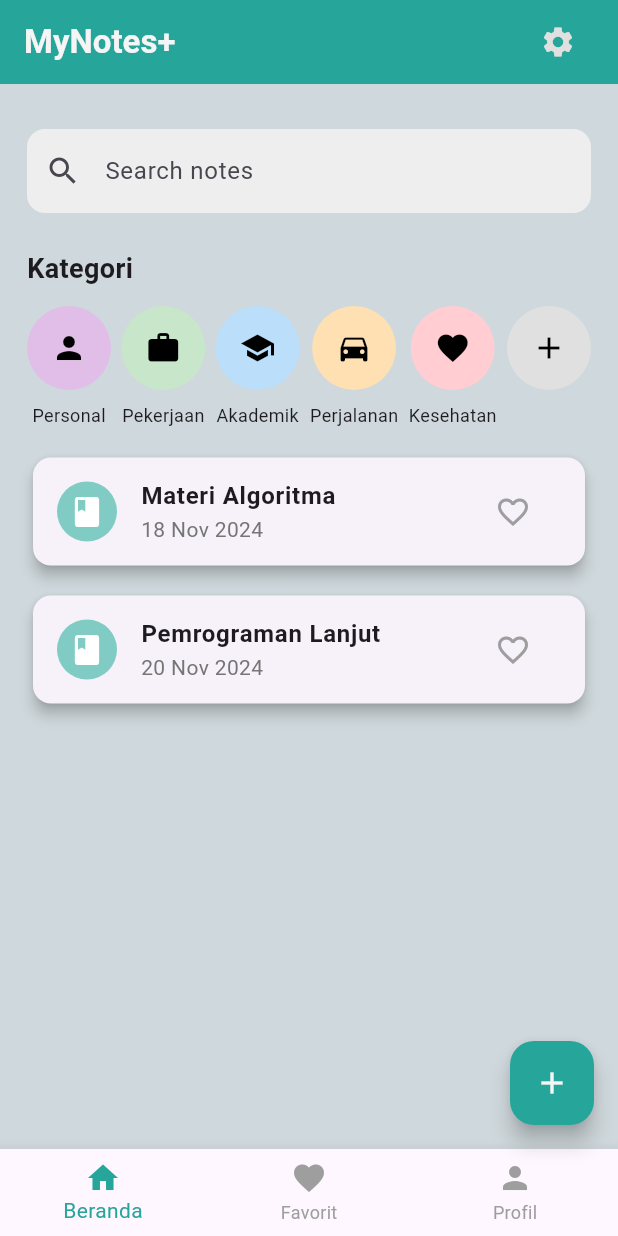
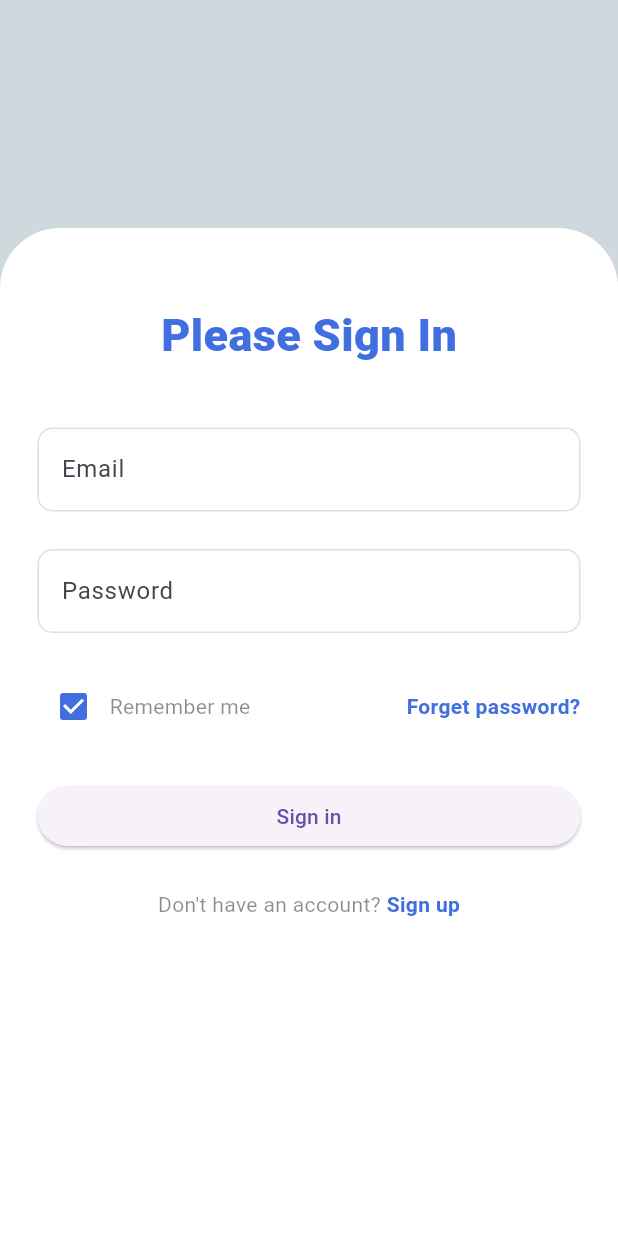
Before and after one commit to AwwaliyahAliyah/tekber-fp, a Flutter app: the screen it shows after launch, on a phone screen of 412 x 824 dp. Run offline on Flutter 3.47's test engine with Material 3 defaults, Android fonts, the light colour scheme and no system bars; our stand-ins replace icons_plus.

Commit message:
Signin Signup

```diff
--- /dev/null
+++ b/devtools_options.yaml
@@ -0,0 +1,3 @@
+description: This file stores settings for Dart & Flutter DevTools.
+documentation: https://docs.flutter.dev/tools/devtools/extensions#configure-extension-enablement-states
+extensions:
--- a/lib/main.dart
+++ b/lib/main.dart
@@ -1,7 +1,7 @@
 import 'package:flutter/material.dart';
+import 'package:progresfp1/screens/signin_screen.dart';
 import 'package:provider/provider.dart';
 import 'providers/note_provider.dart';
-import 'screens/home.dart';
 
 void main() {
   runApp(NoteTakingApp());
@@ -21,7 +21,7 @@ class NoteTakingApp extends StatelessWidget {
           primarySwatch: Colors.teal,
           scaffoldBackgroundColor: Colors.blueGrey[100],
         ),
-        home: HomeScreen(),
+        home: SignInScreen(),
       ),
     );
   }
--- /dev/null
+++ b/lib/screens/signin_screen.dart
@@ -0,0 +1,224 @@
+import 'package:flutter/material.dart';
+import 'package:progresfp1/screens/signup_screen.dart';
+import '../widgets/custom_scaffold.dart';
+import '../theme/theme.dart';
+import '../screens/home.dart';
+
+class SignInScreen extends StatefulWidget {
+  const SignInScreen({super.key});
+
+  @override
+  State<SignInScreen> createState() => _SignInScreenState();
+}
+
+class _SignInScreenState extends State<SignInScreen> {
+  final _formSignInKey = GlobalKey<FormState>();
+  bool rememberPassword = true;
+
+  @override
+  Widget build(BuildContext context) {
+    return CustomScaffold(
+      child: Column(
+        children: [
+          const Expanded(
+            flex: 1,
+            child: SizedBox(
+              height: 10,
+            ),
+          ),
+          Expanded(
+            flex: 7,
+            child: Container(
+              padding: const EdgeInsets.fromLTRB(25.0, 50.0, 25.0, 20.0),
+              decoration: const BoxDecoration(
+                color: Colors.white,
+                borderRadius: BorderRadius.only(
+                  topLeft: Radius.circular(40.0),
+                  topRight: Radius.circular(40.0),
+                ),
+              ),
+              child: SingleChildScrollView(
+                child: Form(
+                  key: _formSignInKey,
+                  child: Column(
+                    crossAxisAlignment: CrossAxisAlignment.center,
+                    children: [
+                      Text(
+                        'Please Sign In',
+                        style: TextStyle(
+                          fontSize: 30.0,
+                          fontWeight: FontWeight.w900,
+                          color: lightColorScheme.primary,
+                        ),
+                      ),
+                      const SizedBox(
+                        height: 40.0,
+                      ),
+                      TextFormField(
+                        validator: (value) {
+                          if (value == null || value.isEmpty) {
+                            return 'Please enter Email';
+                          }
+                          return null;
+                        },
+                        decoration: InputDecoration(
+                          label: const Text('Email'),
+                          hintText: 'Enter Email',
+                          hintStyle: const TextStyle(
+                            color: Colors.black26,
+                          ),
+                          border: OutlineInputBorder(
+                            borderSide: const BorderSide(
+                              color: Colors.black12, // Default border color
+                            ),
+                            borderRadius: BorderRadius.circular(10),
+                          ),
+                          enabledBorder: OutlineInputBorder(
+                            borderSide: const BorderSide(
+                              color: Colors.black12, // Default border color
+                            ),
+                            borderRadius: BorderRadius.circular(10),
+                          ),
+                        ),
+                      ),
+                      const SizedBox(
+                        height: 25.0,
+                      ),
+                      TextFormField(
+                        obscureText: true,
+                        obscuringCharacter: '*',
+                        validator: (value) {
+                          if (value == null || value.isEmpty) {
+                            return 'Please enter Password';
+                          }
+                          return null;
+                        },
+                        decoration: InputDecoration(
+                          label: const Text('Password'),
+                          hintText: 'Enter Password',
+                          hintStyle: const TextStyle(
+                            color: Colors.black26,
+                          ),
+                          border: OutlineInputBorder(
+                            borderSide: const BorderSide(
+                              color: Colors.black12, // Default border color
+                            ),
+                            borderRadius: BorderRadius.circular(10),
+                          ),
+                          enabledBorder: OutlineInputBorder(
+                            borderSide: const BorderSide(
+                              color: Colors.black12, // Default border color
+                            ),
+                            borderRadius: BorderRadius.circular(10),
+                          ),
+                        ),
+                      ),
+                      const SizedBox(
+                        height: 25.0,
+                      ),
+                      Row(
+                        mainAxisAlignment: MainAxisAlignment.spaceBetween,
+                        children: [
+                          Row(
+                            children: [
+                              Checkbox(
+                                value: rememberPassword,
+                                onChanged: (bool? value) {
+                                  setState(() {
+                                    rememberPassword = value!;
+                                  });
+                                },
+                                activeColor: lightColorScheme.primary,
+                              ),
+                              const Text(
+                                'Remember me',
+                                style: TextStyle(
+                                  color: Colors.black45,
+                                ),
+                              ),
+                            ],
+                          ),
+                          GestureDetector(
+                            child: Text(
+                              'Forget password?',
+                              style: TextStyle(
+                                fontWeight: FontWeight.bold,
+                                color: lightColorScheme.primary,
+                              ),
+                            ),
+                          ),
+                        ],
+                      ),
+                      const SizedBox(
+                        height: 25.0,
+                      ),
+                      SizedBox(
+                        width: double.infinity,
+                        child: ElevatedButton(
+                          onPressed: () {
+                            if (_formSignInKey.currentState!.validate() &&
+                                rememberPassword) {
+                              // Navigasi ke halaman HomeScreen
+                              Navigator.push(
+                                context,
+                                MaterialPageRoute(
+                                  builder: (context) => HomeScreen(),
+                                ),
+                              );
+                            } else if (!rememberPassword) {
+                              ScaffoldMessenger.of(context).showSnackBar(
+                                const SnackBar(
+                                  content: Text(
+                                      'Please agree to the processing of personal data'),
+                                ),
+                              );
+                            }
+                          },
+                          child: const Text('Sign in'),
+                        ),
+                      ),
+                      const SizedBox(
+                        height: 25.0,
+                      ),
+                      Row(
+                        mainAxisAlignment: MainAxisAlignment.center,
+                        children: [
+                          const Text(
+                            'Don\'t have an account? ',
+                            style: TextStyle(
+                              color: Colors.black45,
+                            ),
+                          ),
+                          GestureDetector(
+                            onTap: () {
+                              Navigator.push(
+                                context,
+                                MaterialPageRoute(
+                                  builder: (e) => const SignUpScreen(),
+                                ),
+                              );
+                            },
+                            child: Text(
+                              'Sign up',
+                              style: TextStyle(
+                                fontWeight: FontWeight.bold,
+                                color: lightColorScheme.primary,
+                              ),
+                            ),
+                          ),
+                        ],
+                      ),
+                      const SizedBox(
+                        height: 20.0,
+                      ),
+                    ],
+                  ),
+                ),
+              ),
+            ),
+          ),
+        ],
+      ),
+    );
+  }
+}
--- /dev/null
+++ b/lib/widgets/custom_scaffold.dart
@@ -0,0 +1,21 @@
+import 'package:flutter/material.dart';
+
+class CustomScaffold extends StatelessWidget {
+  const CustomScaffold({super.key, this.child});
+  final Widget? child;
+
+  @override
+  Widget build(BuildContext context) {
+    return Scaffold(
+      appBar: AppBar(
+        iconTheme: const IconThemeData(color: Colors.white),
+        backgroundColor: Colors.transparent,
+        elevation: 0,
+      ),
+      extendBodyBehindAppBar: true,
+      body: SafeArea(
+        child: child!,
+      ),
+    );
+  }
+}
--- a/pubspec.yaml
+++ b/pubspec.yaml
@@ -35,6 +35,7 @@ dependencies:
   # The following adds the Cupertino Icons font to your application.
   # Use with the CupertinoIcons class for iOS style icons.
   cupertino_icons: ^1.0.8
+  icons_plus: ^4.0.0
   provider: ^6.1.2
   intl: ^0.20.0
 
```
Also changed, not shown: lib/screens/signup_screen.dart (added, +244 -0 lines), lib/theme/theme.dart (added, +62 -0 lines), pubspec.lock.
